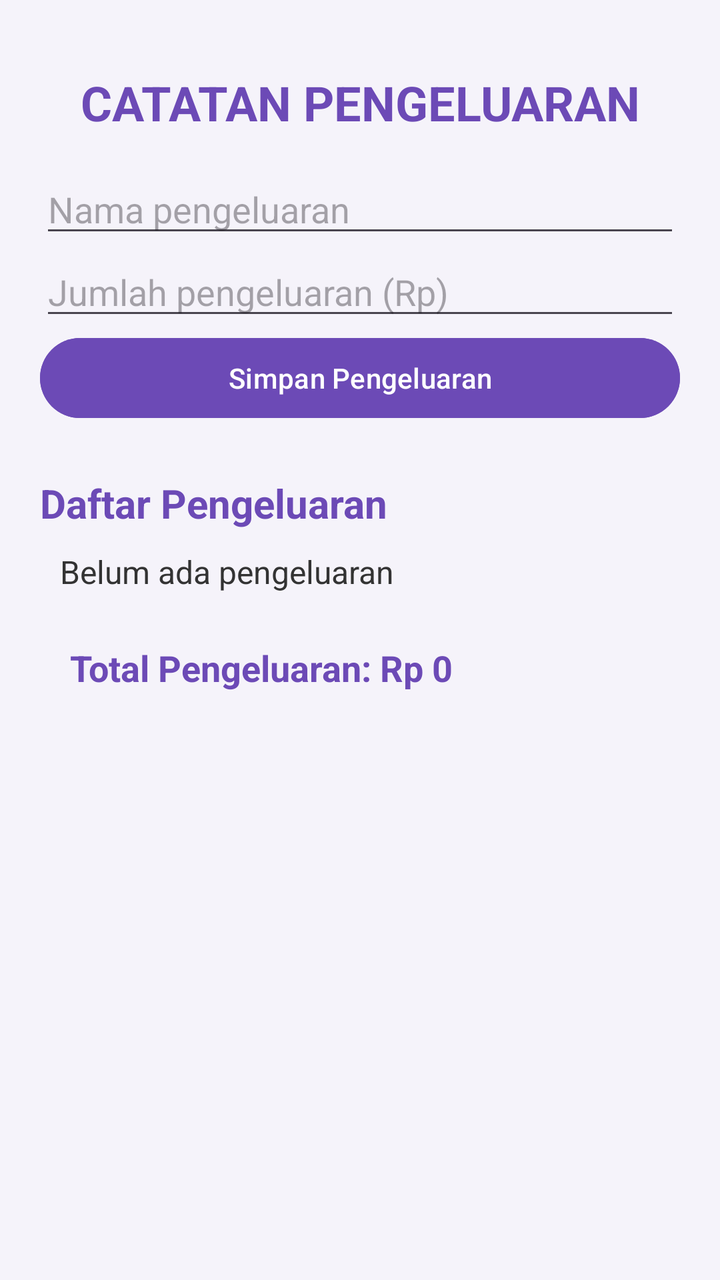
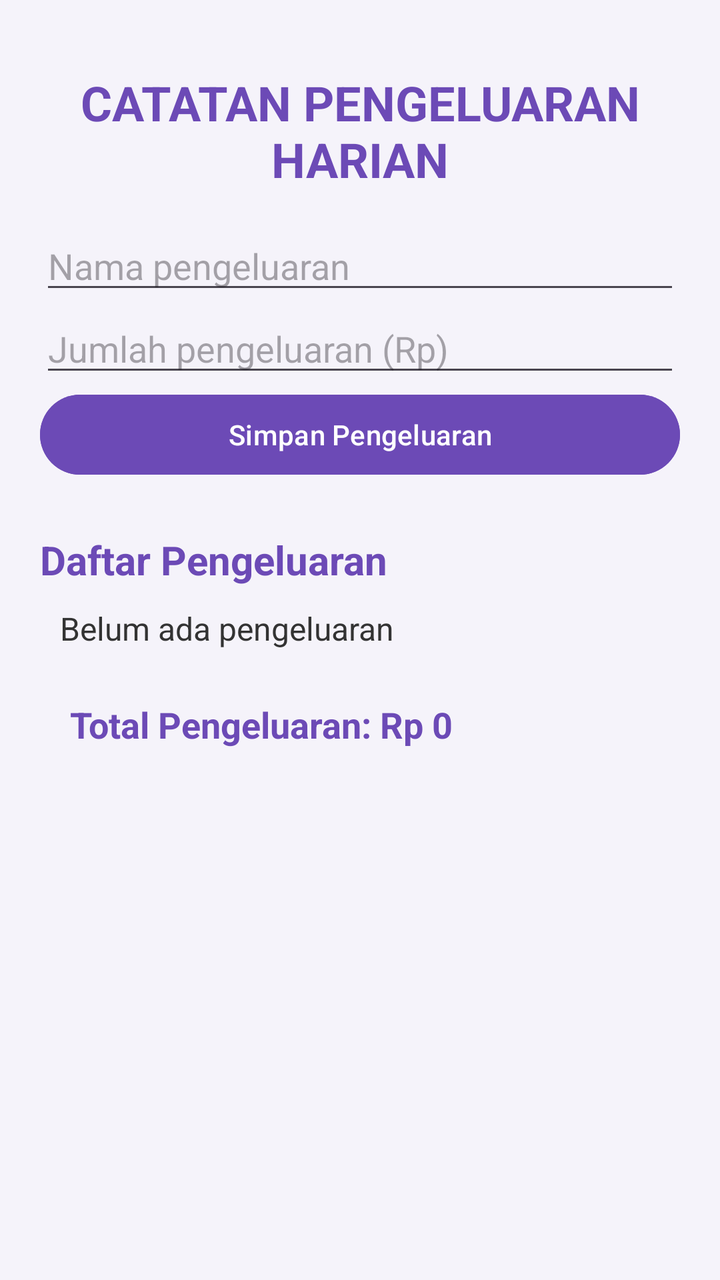

Screens rendered from an Android XML layout before and after an edit, with the pre-edit source and the edit as a unified diff.
<!-- AndroidManifest.xml: application theme Theme.CatatanPengeluaranHarian -->
<!-- res/layout/activity_main.xml -->
<?xml version="1.0" encoding="utf-8"?>
<ScrollView xmlns:android="http://schemas.android.com/apk/res/android"
    android:layout_width="match_parent"
    android:layout_height="match_parent"
    android:background="#F5F3FA">

    <LinearLayout
        android:layout_width="match_parent"
        android:layout_height="wrap_content"
        android:orientation="vertical"
        android:padding="20dp">

        <TextView
            android:layout_width="match_parent"
            android:layout_height="wrap_content"
            android:text="CATATAN PENGELUARAN"
            android:textSize="24sp"
            android:textStyle="bold"
            android:textColor="#6C4AB6"
            android:gravity="center"
            android:padding="15dp"/>

        <EditText
            android:id="@+id/etNama"
            android:layout_width="match_parent"
            android:layout_height="wrap_content"
            android:hint="Nama pengeluaran"
            android:inputType="textCapSentences"/>

        <EditText
            android:id="@+id/etJumlah"
            android:layout_width="match_parent"
            android:layout_height="wrap_content"
            android:hint="Jumlah pengeluaran (Rp)"
            android:inputType="number"/>

        <Button
            android:id="@+id/btnSimpan"
            android:layout_width="match_parent"
            android:layout_height="wrap_content"
            android:text="Simpan Pengeluaran"
            android:backgroundTint="#6C4AB6"/>

        <TextView
            android:layout_width="match_parent"
            android:layout_height="wrap_content"
            android:text="Daftar Pengeluaran"
            android:textSize="20sp"
            android:textStyle="bold"
            android:textColor="#6C4AB6"
            android:paddingTop="25dp"/>

        <TextView
            android:id="@+id/tvDaftar"
            android:layout_width="match_parent"
            android:layout_height="wrap_content"
            android:text="Belum ada pengeluaran"
            android:textSize="16sp"
            android:textColor="#333333"
            android:padding="10dp"/>

        <TextView
            android:id="@+id/tvTotal"
            android:layout_width="match_parent"
            android:layout_height="wrap_content"
            android:text="Total Pengeluaran: Rp 0"
            android:textSize="18sp"
            android:textStyle="bold"
            android:textColor="#6C4AB6"
            android:padding="15dp"/>

    </LinearLayout>
</ScrollView>
<!-- resources referenced by this layout -->
<resources>
  <style name="Theme.CatatanPengeluaranHarian" parent="Base.Theme.CatatanPengeluaranHarian" />
  <style name="Base.Theme.CatatanPengeluaranHarian" parent="Theme.Material3.DayNight.NoActionBar">
          
          
      </style>
</resources>

<!-- the commit's change to res/layout/activity_main.xml (unified diff, before → after) -->
@@ -13,7 +13,7 @@
         <TextView
             android:layout_width="match_parent"
             android:layout_height="wrap_content"
-            android:text="CATATAN PENGELUARAN"
+            android:text="CATATAN PENGELUARAN HARIAN"
             android:textSize="24sp"
             android:textStyle="bold"
             android:textColor="#6C4AB6"
